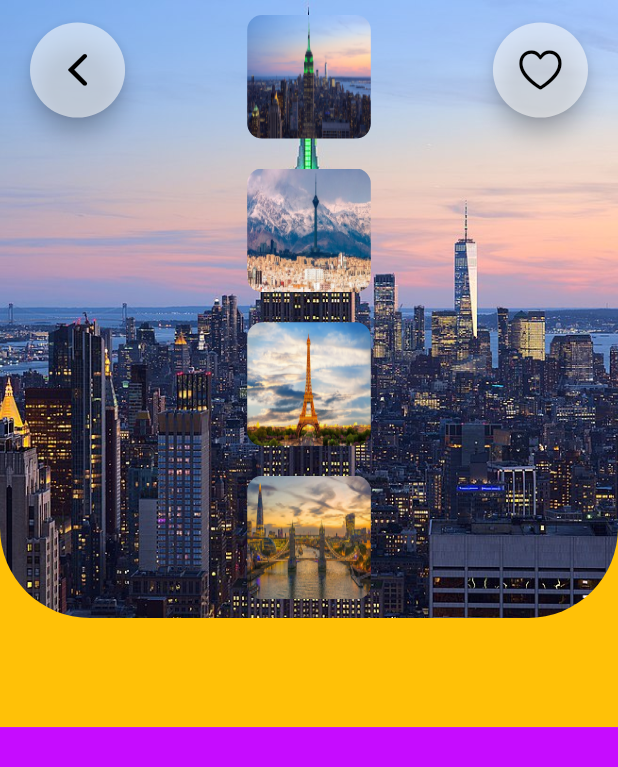
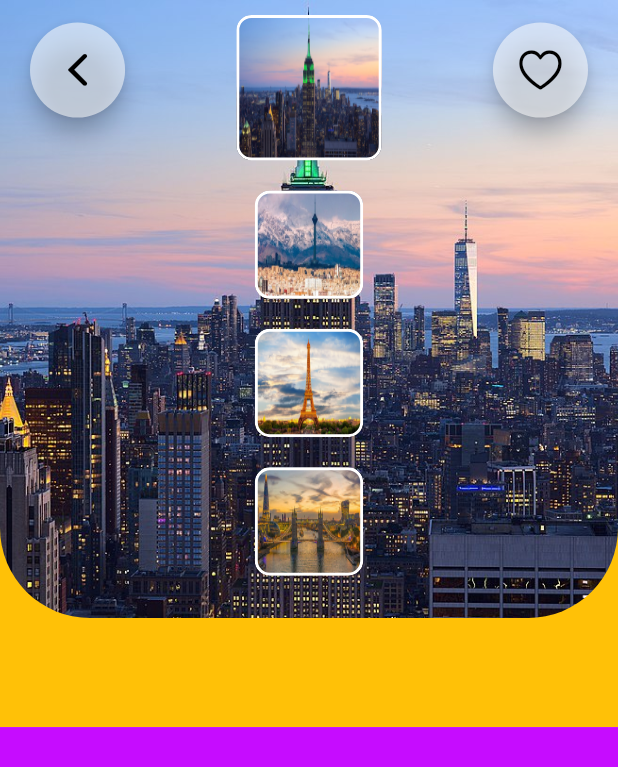
Before and after one commit to aminmk99/travel-app, a Flutter app: the screen it shows after launch, on a phone screen of 412 x 824 dp. Shown: the top 767 px of the screen. Run offline on Flutter 3.47's test engine with Material 2 defaults, Android fonts, the phone set to English and light mode, and no system bars.

Commit message:
Added images functions

```diff
--- a/lib/screens/main_screen.dart
+++ b/lib/screens/main_screen.dart
@@ -2,11 +2,18 @@ import 'package:flutter/material.dart';
 import 'package:travel_app/widgets/banner_image.dart';
 import 'package:travel_app/widgets/list_of_images.dart';
 import 'package:travel_app/widgets/my_app_bar.dart';
+import '../model/travel_model.dart';
+import 'dart:developer' as developer;
 
 // ignore: must_be_immutable
-class MainScreen extends StatelessWidget {
+class MainScreen extends StatefulWidget {
   MainScreen({Key? key}) : super(key: key);
 
+  @override
+  State<MainScreen> createState() => _MainScreenState();
+}
+
+class _MainScreenState extends State<MainScreen> {
   int _selectedIndex = 0;
 
   double magnitude = 13;
@@ -26,7 +33,21 @@ class MainScreen extends StatelessWidget {
                 children: [
                   BannerImage(selectedIndex: _selectedIndex),
                   MyAppBar(),
-                  ListOfImages(selectedIndex: _selectedIndex)
+                  ListView.builder(
+                      itemCount: travelList.length,
+                      itemBuilder: (context, index) {
+                        return ListOfImages(
+                            selectedIndex: _selectedIndex,
+                            index: index,
+                            imageTap: () {
+                              developer.log('image tapping', name: 'ImageTap');
+                              setState(() {
+                                setState(() {
+                                  _selectedIndex = index;
+                                });
+                              });
+                            });
+                      }),
                 ],
               ),
             ),
--- a/lib/widgets/list_of_images.dart
+++ b/lib/widgets/list_of_images.dart
@@ -4,16 +4,15 @@ import '../model/travel_model.dart';
 
 // ignore: must_be_immutable
 class ListOfImages extends StatelessWidget {
-   ListOfImages({required this.selectedIndex});
+  ListOfImages({required this.selectedIndex, required this.index, required this.imageTap});
 
   int selectedIndex;
+  int index;
+  VoidCallback imageTap;
 
   @override
   Widget build(BuildContext context) {
     var size = MediaQuery.of(context).size;
-    return ListView.builder(
-      itemCount: travelList.length,
-      itemBuilder: (context, index) {
     return Column(
       children: [
         Padding(
@@ -21,23 +20,27 @@ class ListOfImages extends StatelessWidget {
           child: ClipRRect(
             borderRadius: BorderRadius.circular(10),
             child: InkWell(
-                  onTap: () {
-                    print('image list');
-                  },
+              onTap: imageTap,
               child: AnimatedContainer(
-                      duration: Duration(milliseconds: 500),
-                      width: size.height / 10,
-                      height: size.height / 10,
-                      child: Image(
+                decoration: BoxDecoration(
+                    image: DecorationImage(
                       image: AssetImage(travelList[index].image),
                       fit: BoxFit.fill,
-                      )),
+                    ),
+                    border: Border.all(color: Colors.white, width: 2),
+                    borderRadius: BorderRadius.circular(10)),
+                duration: Duration(milliseconds: 500),
+                width: (selectedIndex == index)
+                    ? size.height / 8.5
+                    : size.height / 11.4,
+                height: (selectedIndex == index)
+                    ? size.height / 8.5
+                    : size.height / 11.4,
+              ),
             ),
           ),
         ),
       ],
     );
-      },
-    );
   }
 }
```
Also changed, not shown: pubspec.lock, 1 other file. Lines whose indentation alone changed are shown as unchanged.
